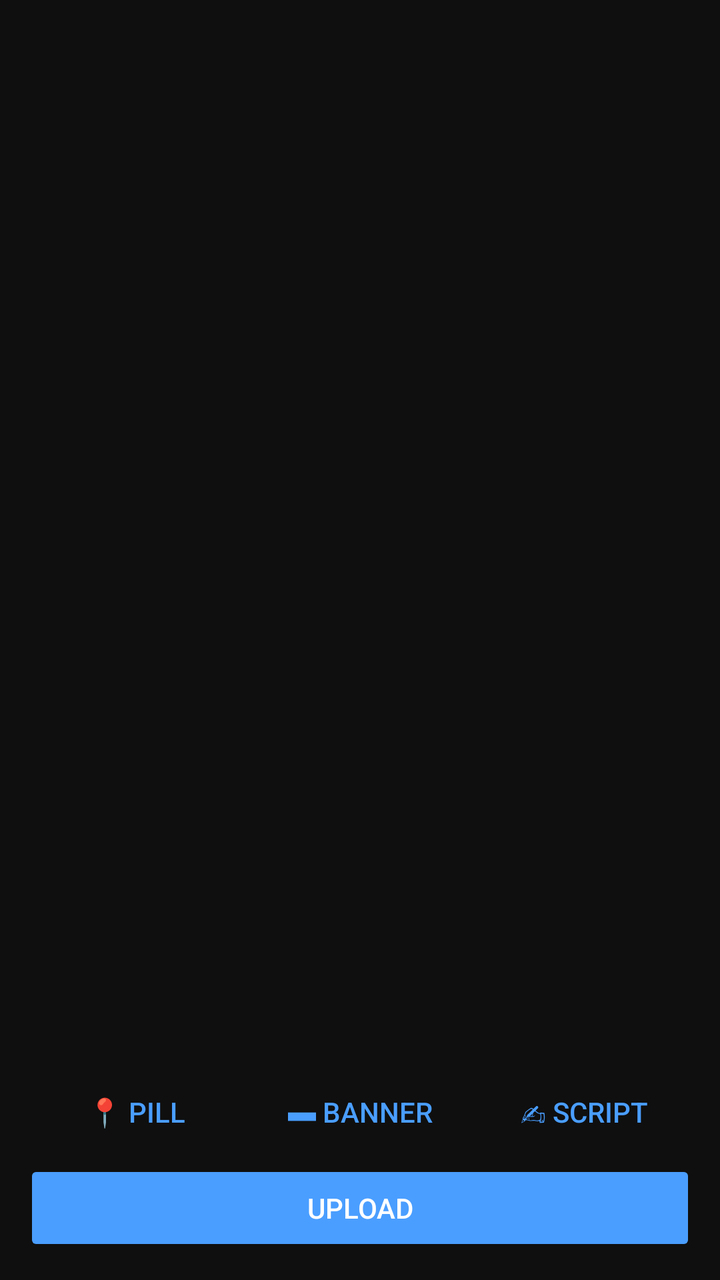
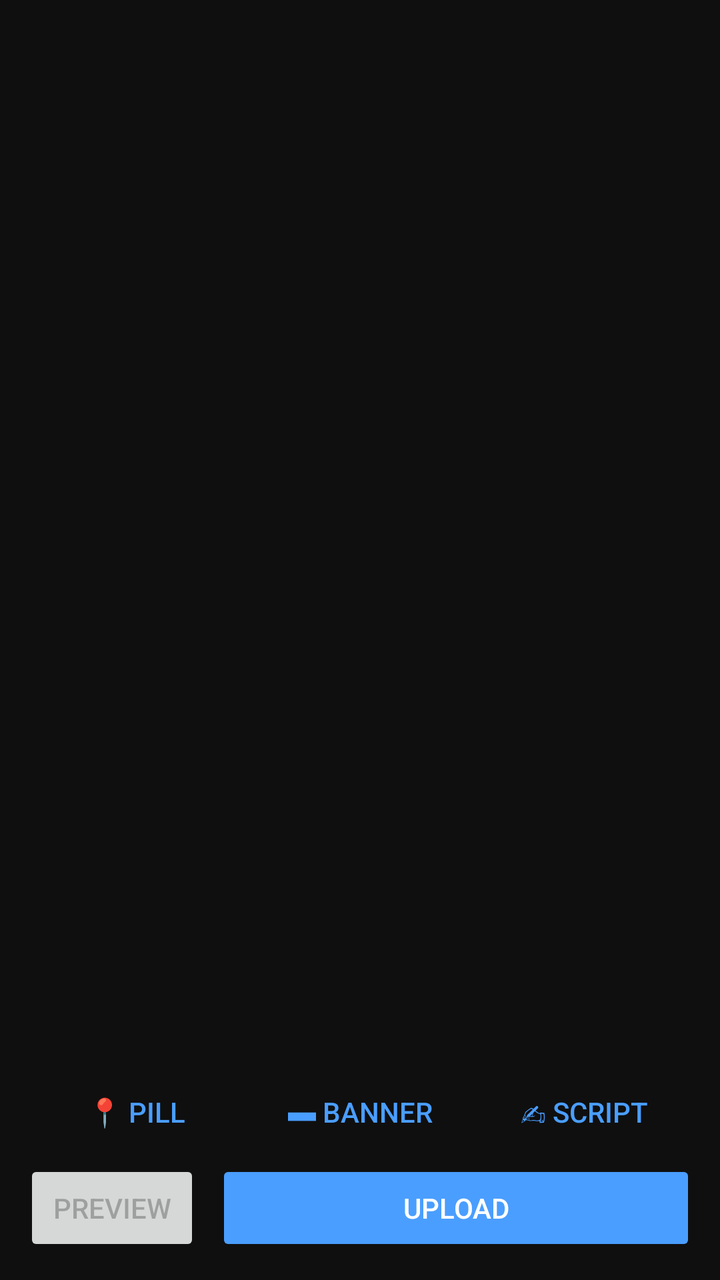

The first picture is an Android layout as it rendered before a commit; the second is the same layout after the commit. The layout source and the unified diff follow.
<!-- AndroidManifest.xml: application theme Theme.Skylight -->
<!-- res/layout/activity_main.xml -->
<?xml version="1.0" encoding="utf-8"?>
<LinearLayout xmlns:android="http://schemas.android.com/apk/res/android"
    android:layout_width="match_parent"
    android:layout_height="match_parent"
    android:orientation="vertical">

    <androidx.recyclerview.widget.RecyclerView
        android:id="@+id/photo_grid"
        android:layout_width="match_parent"
        android:layout_height="0dp"
        android:layout_weight="1"
        android:padding="2dp" />

    <LinearLayout
        android:id="@+id/style_row"
        android:layout_width="match_parent"
        android:layout_height="wrap_content"
        android:orientation="horizontal"
        android:paddingHorizontal="12dp"
        android:paddingTop="8dp">

        <Button
            android:id="@+id/style_pill"
            style="?android:attr/buttonBarButtonStyle"
            android:layout_width="0dp"
            android:layout_height="wrap_content"
            android:layout_weight="1"
            android:text="@string/style_pill" />

        <Button
            android:id="@+id/style_banner"
            style="?android:attr/buttonBarButtonStyle"
            android:layout_width="0dp"
            android:layout_height="wrap_content"
            android:layout_weight="1"
            android:text="@string/style_banner" />

        <Button
            android:id="@+id/style_script"
            style="?android:attr/buttonBarButtonStyle"
            android:layout_width="0dp"
            android:layout_height="wrap_content"
            android:layout_weight="1"
            android:text="@string/style_script" />
    </LinearLayout>

    <Button
        android:id="@+id/upload_btn"
        android:layout_width="match_parent"
        android:layout_height="wrap_content"
        android:layout_marginHorizontal="12dp"
        android:layout_marginBottom="12dp"
        android:enabled="false"
        android:backgroundTint="#4a9eff"
        android:textColor="#ffffff"
        android:text="@string/upload" />
</LinearLayout>
<!-- resources referenced by this layout -->
<resources>
  <string name="style_banner">▬ Banner</string>
  <string name="style_pill">📍 Pill</string>
  <string name="style_script">✍ Script</string>
  <string name="upload">Upload</string>
  <style name="Theme.Skylight" parent="Theme.AppCompat.DayNight.DarkActionBar">
          <item name="colorPrimary">#4a9eff</item>
          <item name="colorPrimaryDark">#0f0f0f</item>
          <item name="colorAccent">#4a9eff</item>
          <item name="android:windowBackground">#0f0f0f</item>
      </style>
</resources>

<!-- the commit's change to res/layout/activity_main.xml (unified diff, before → after) -->
@@ -44,14 +44,29 @@
             android:text="@string/style_script" />
     </LinearLayout>
 
-    <Button
-        android:id="@+id/upload_btn"
+    <LinearLayout
         android:layout_width="match_parent"
         android:layout_height="wrap_content"
-        android:layout_marginHorizontal="12dp"
-        android:layout_marginBottom="12dp"
-        android:enabled="false"
-        android:backgroundTint="#4a9eff"
-        android:textColor="#ffffff"
-        android:text="@string/upload" />
+        android:orientation="horizontal"
+        android:paddingHorizontal="12dp"
+        android:paddingBottom="12dp">
+
+        <Button
+            android:id="@+id/preview_btn"
+            android:layout_width="wrap_content"
+            android:layout_height="wrap_content"
+            android:layout_marginEnd="8dp"
+            android:enabled="false"
+            android:text="@string/preview" />
+
+        <Button
+            android:id="@+id/upload_btn"
+            android:layout_width="0dp"
+            android:layout_height="wrap_content"
+            android:layout_weight="1"
+            android:enabled="false"
+            android:backgroundTint="#4a9eff"
+            android:textColor="#ffffff"
+            android:text="@string/upload" />
+    </LinearLayout>
 </LinearLayout>
<!-- resource entries referenced after the edit -->
@@ -1,5 +1,6 @@
 <!-- resources referenced by this layout -->
 <resources>
+  <string name="preview">Preview</string>
   <string name="style_banner">▬ Banner</string>
   <string name="style_pill">📍 Pill</string>
   <string name="style_script">✍ Script</string>
